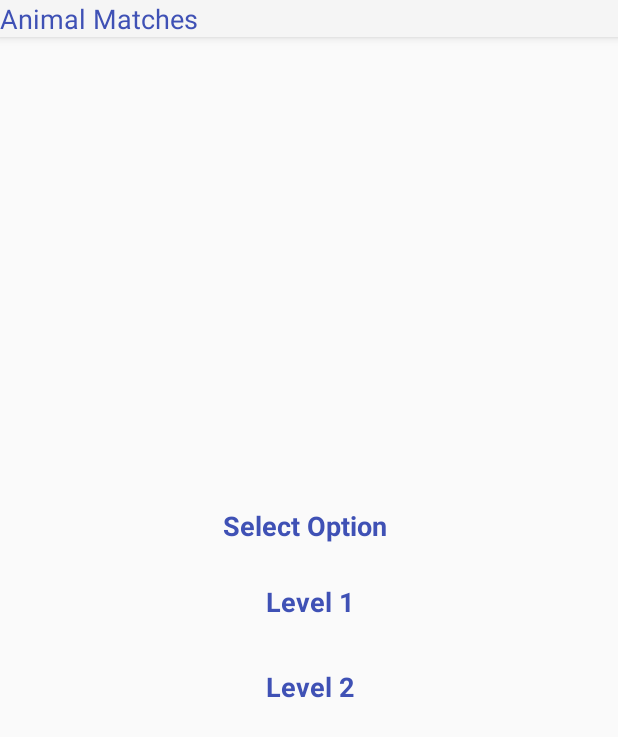
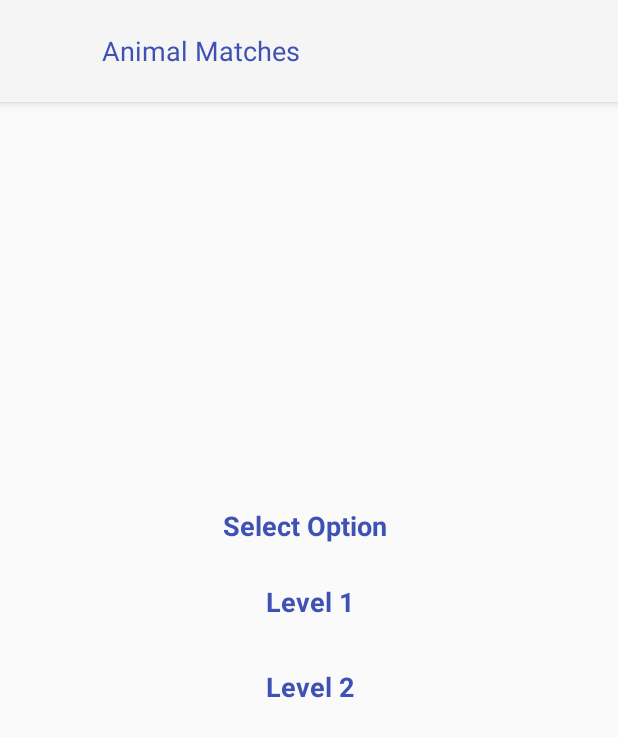
Before and after one commit to sunilparmar04/AnimalMatches, an Android app: the screen it shows after launch (HomeLauncherActivity), on a phone screen of 412 x 824 dp. Shown: the top 737 px of the screen. Run offline under Robolectric (Android 15) with nearby library versions, the phone set to English and light mode, and no system bars.

Commit message:
align issue resolved

```diff
--- a/app/src/main/java/phonepe/memory/ui/HomeLauncherActivity.java
+++ b/app/src/main/java/phonepe/memory/ui/HomeLauncherActivity.java
@@ -36,7 +36,7 @@ public class HomeLauncherActivity extends AppCompatActivity {
     }
 
     private void initViews() {
-        findViewById(R.id.backImageView).setVisibility(View.GONE);
+        findViewById(R.id.backImageView).setVisibility(View.INVISIBLE);
         mSelectOptionRecyclerView = findViewById(R.id.selectOptionRecyclerView);
         findViewById(R.id.timeTextView).setVisibility(View.GONE);
         findViewById(R.id.startStopTextview).setVisibility(View.GONE);
```
